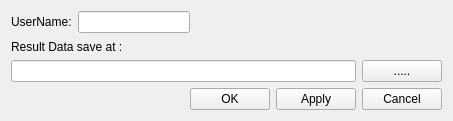
Ouvill/Zerokan-WT_Flight_Recorder, file setting_form.ui: the form before one commit.
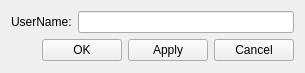
The form after the commit.

Commit message: setting_ui のクラスを宣言

```diff
--- a/setting_form.ui
+++ b/setting_form.ui
@@ -6,15 +6,15 @@
    <rect>
     <x>0</x>
     <y>0</y>
-    <width>453</width>
-    <height>121</height>
+    <width>305</width>
+    <height>73</height>
    </rect>
   </property>
   <property name="windowTitle">
    <string>Form</string>
   </property>
-  <layout class="QGridLayout" name="gridLayout_2">
-   <item row="0" column="0" colspan="2">
+  <layout class="QVBoxLayout" name="verticalLayout">
+   <item>
     <layout class="QHBoxLayout" name="horizontalLayout_2">
      <item>
       <widget class="QLabel" name="label">
@@ -28,54 +28,22 @@
      </item>
     </layout>
    </item>
-   <item row="0" column="2">
-    <spacer name="horizontalSpacer_2">
-     <property name="orientation">
-      <enum>Qt::Horizontal</enum>
-     </property>
-     <property name="sizeHint" stdset="0">
-      <size>
-       <width>230</width>
-       <height>20</height>
-      </size>
-     </property>
-    </spacer>
-   </item>
-   <item row="1" column="0" colspan="3">
-    <layout class="QGridLayout" name="gridLayout">
-     <item row="0" column="0" colspan="2">
-      <widget class="QLabel" name="label_2">
-       <property name="text">
-        <string>Result Data save at :</string>
-       </property>
-      </widget>
-     </item>
-     <item row="1" column="0">
-      <widget class="QLineEdit" name="lineEdit_2"/>
-     </item>
-     <item row="1" column="1">
-      <widget class="QPushButton" name="pushButton">
-       <property name="text">
-        <string>.....</string>
-       </property>
-      </widget>
-     </item>
-    </layout>
-   </item>
-   <item row="2" column="0">
+   <item>
+    <layout class="QHBoxLayout" name="horizontalLayout_3">
+     <item>
     <spacer name="horizontalSpacer">
      <property name="orientation">
       <enum>Qt::Horizontal</enum>
      </property>
      <property name="sizeHint" stdset="0">
       <size>
-       <width>187</width>
+         <width>40</width>
        <height>20</height>
       </size>
      </property>
     </spacer>
    </item>
-   <item row="2" column="1" colspan="2">
+     <item>
     <layout class="QHBoxLayout" name="horizontalLayout">
      <item>
       <widget class="QPushButton" name="pushButton_2">
@@ -97,6 +65,8 @@
         <string>Cancel</string>
        </property>
       </widget>
+       </item>
+      </layout>
      </item>
     </layout>
    </item>
```
Lines whose indentation alone changed are shown as unchanged. The commit also changes 3 other files.
